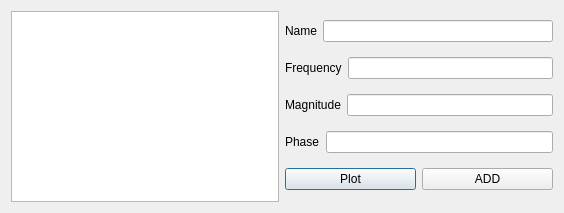
Qt form mixer.ui (Muhannad159/Sampling-Theory-Studio) before a commit.
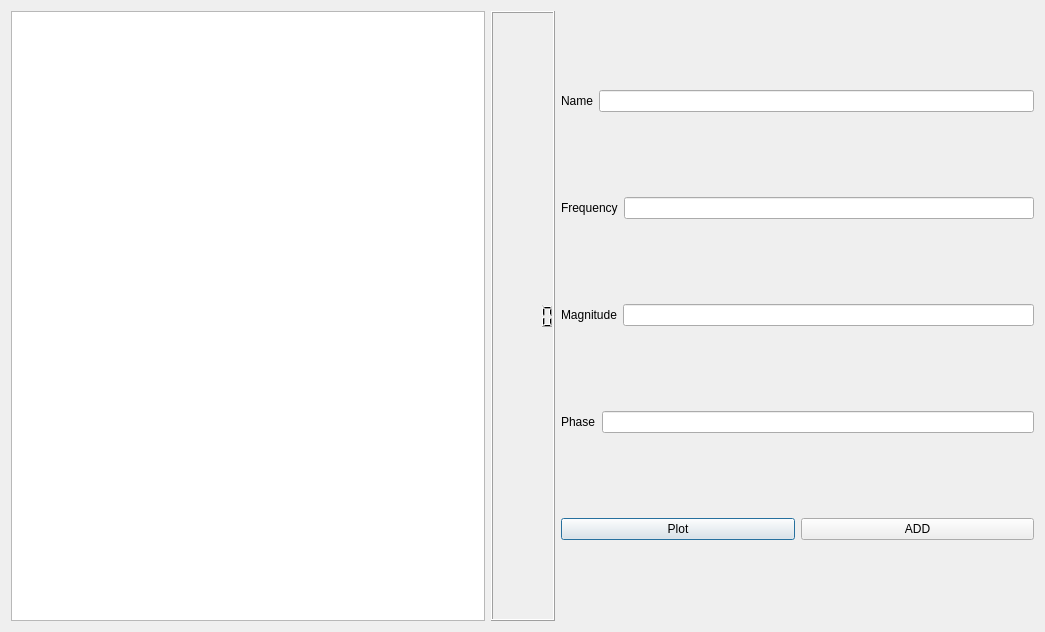
The same form after that commit. Custom widgets are drawn as their Qt base class.

```diff
--- a/mixer.ui
+++ b/mixer.ui
@@ -6,8 +6,8 @@
    <rect>
     <x>0</x>
     <y>0</y>
-    <width>564</width>
-    <height>213</height>
+    <width>1045</width>
+    <height>632</height>
    </rect>
   </property>
   <property name="windowTitle">
@@ -19,6 +19,9 @@
      <item>
       <widget class="PlotWidget" name="sin_graphics_view"/>
      </item>
+     <item>
+      <widget class="QLCDNumber" name="lcdNumber"/>
+     </item>
      <item>
       <layout class="QVBoxLayout" name="verticalLayout">
        <item>
```
